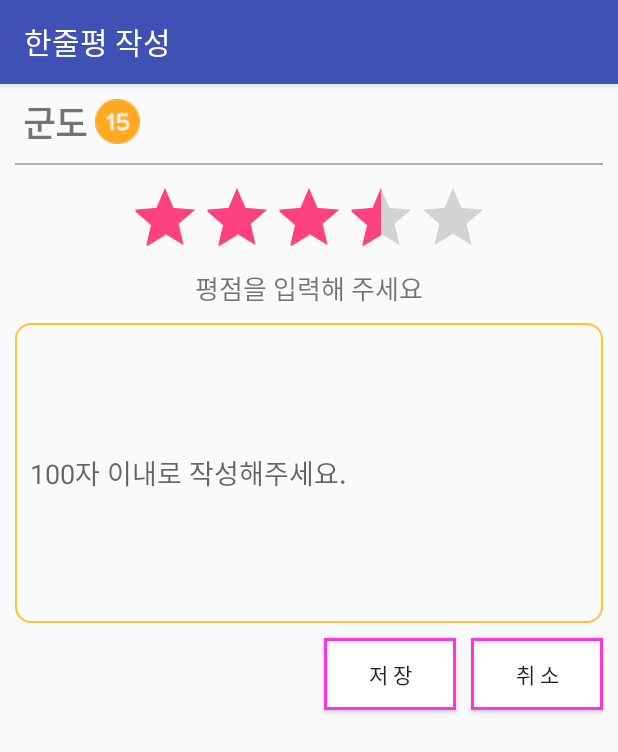
After one commit to Onedelay/MyMovie, an Android app: the WriteReviewActivity screen opened directly, with no data from a screen before it, on a phone screen of 412 x 824 dp. The commit adds this screen. Shown: the top 752 px of the screen. Run offline under Robolectric (Android 15) with nearby library versions, the phone set to English and light mode, and no system bars.

Commit message:
18.05.15 한줄평 작성 화면 구현

```diff
--- a/app/src/main/AndroidManifest.xml
+++ b/app/src/main/AndroidManifest.xml
@@ -16,6 +16,7 @@
                 <category android:name="android.intent.category.LAUNCHER" />
             </intent-filter>
         </activity>
+        <activity android:name=".WriteReviewActivity"></activity>
     </application>
 
 </manifest>
--- a/app/src/main/java/com/onedelay/mymovie/MainActivity.java
+++ b/app/src/main/java/com/onedelay/mymovie/MainActivity.java
@@ -1,5 +1,6 @@
 package com.onedelay.mymovie;
 
+import android.content.Intent;
 import android.graphics.Rect;
 import android.os.Parcelable;
 import android.support.constraint.ConstraintLayout;
@@ -118,7 +119,8 @@ public class MainActivity extends AppCompatActivity {
         findViewById(R.id.btn_write).setOnClickListener(new View.OnClickListener() {
             @Override
             public void onClick(View view) {
-                Toast.makeText(MainActivity.this, "작성하기 버튼 클릭", Toast.LENGTH_SHORT).show();
+                Intent intent = new Intent(MainActivity.this, WriteReviewActivity.class);
+                startActivityForResult(intent, 100);
             }
         });
 
--- a/app/src/main/java/com/onedelay/mymovie/ReviewAdapter.java
+++ b/app/src/main/java/com/onedelay/mymovie/ReviewAdapter.java
@@ -18,8 +18,8 @@ public class ReviewAdapter extends RecyclerView.Adapter<ReviewAdapter.ViewHolder
     ArrayList<ReviewItem> items = new ArrayList<>();
     OnItemClickListener listener;
 
-    public static interface OnItemClickListener{
-        public void onItemClick(RecyclerView.ViewHolder holder, View view, int position);
+    public interface OnItemClickListener{
+        void onItemClick(RecyclerView.ViewHolder holder, View view, int position);
     }
 
     public ReviewAdapter(Context context){
--- /dev/null
+++ b/app/src/main/java/com/onedelay/mymovie/WriteReviewActivity.java
@@ -0,0 +1,38 @@
+package com.onedelay.mymovie;
+
+import android.app.Activity;
+import android.content.Intent;
+import android.support.v7.app.ActionBar;
+import android.support.v7.app.AppCompatActivity;
+import android.os.Bundle;
+import android.view.View;
+import android.widget.Toast;
+
+public class WriteReviewActivity extends AppCompatActivity {
+
+    @Override
+    protected void onCreate(Bundle savedInstanceState) {
+        super.onCreate(savedInstanceState);
+        setContentView(R.layout.activity_write_review);
+
+        // 앱바 제목 텍스트 변경
+        ActionBar ab = getSupportActionBar();
+        ab.setTitle("한줄평 작성");
+
+        findViewById(R.id.btn_save).setOnClickListener(new View.OnClickListener() {
+            @Override
+            public void onClick(View view) {
+                Toast.makeText(WriteReviewActivity.this, "저장하기 버튼 클릭", Toast.LENGTH_SHORT).show();
+            }
+        });
+
+        findViewById(R.id.btn_cancel).setOnClickListener(new View.OnClickListener() {
+            @Override
+            public void onClick(View view) {
+                Intent returnIntent = new Intent();
+                setResult(Activity.RESULT_CANCELED, returnIntent);
+                finish();
+            }
+        });
+    }
+}
--- a/app/src/main/res/drawable/button_background.xml
+++ b/app/src/main/res/drawable/button_background.xml
@@ -2,6 +2,6 @@
 <shape android:shape="rectangle"
     xmlns:android="http://schemas.android.com/apk/res/android">
 
-    <stroke android:width="1dp"  android:color="#ff32eb"></stroke>
+    <stroke android:width="2dp"  android:color="#ff32eb"></stroke>
     <solid android:color="#ffffff"></solid>
 </shape>
--- /dev/null
+++ b/app/src/main/res/drawable/edit_text_border.xml
@@ -0,0 +1,9 @@
+<?xml version="1.0" encoding="utf-8"?>
+<shape xmlns:android="http://schemas.android.com/apk/res/android">
+    <stroke
+        android:color="#ffc233"
+        android:width="1dp"/>
+
+    <corners
+        android:radius="10dp"/>
+</shape>
--- /dev/null
+++ b/app/src/main/res/layout/activity_write_review.xml
@@ -0,0 +1,90 @@
+<?xml version="1.0" encoding="utf-8"?>
+<android.support.constraint.ConstraintLayout xmlns:android="http://schemas.android.com/apk/res/android"
+    xmlns:app="http://schemas.android.com/apk/res-auto"
+    xmlns:tools="http://schemas.android.com/tools"
+    android:layout_width="match_parent"
+    android:layout_height="match_parent"
+    android:padding="10dp"
+    tools:context=".WriteReviewActivity">
+
+    <TextView
+        android:id="@+id/movie_title"
+        android:layout_width="wrap_content"
+        android:layout_height="wrap_content"
+        android:layout_margin="5dp"
+        android:text="@string/movie_title"
+        android:textSize="23sp"
+        android:textStyle="bold"
+        app:layout_constraintBottom_toBottomOf="@+id/level"
+        app:layout_constraintStart_toStartOf="parent"
+        app:layout_constraintTop_toTopOf="parent" />
+
+    <ImageView
+        android:id="@+id/level"
+        android:layout_width="wrap_content"
+        android:layout_height="wrap_content"
+        android:layout_marginLeft="5dp"
+        android:src="@drawable/ic_15"
+        app:layout_constraintStart_toEndOf="@+id/movie_title" />
+
+    <View
+        android:layout_width="match_parent"
+        android:layout_height="1dp"
+        android:layout_marginTop="10dp"
+        android:background="#afafaf"
+        app:layout_constraintTop_toBottomOf="@+id/movie_title" />
+
+    <RatingBar
+        android:id="@+id/rating_bar"
+        android:layout_width="wrap_content"
+        android:layout_height="wrap_content"
+        android:layout_marginTop="25dp"
+        android:isIndicator="false"
+        android:numStars="5"
+        android:rating="3.5"
+        android:stepSize="0.5"
+        app:layout_constraintEnd_toEndOf="parent"
+        app:layout_constraintStart_toStartOf="parent"
+        app:layout_constraintTop_toBottomOf="@+id/level" />
+
+    <TextView
+        android:id="@+id/input_guide"
+        android:layout_width="wrap_content"
+        android:layout_height="wrap_content"
+        android:text="@string/plz_input"
+        android:textSize="17sp"
+        app:layout_constraintEnd_toEndOf="parent"
+        app:layout_constraintStart_toStartOf="parent"
+        app:layout_constraintTop_toBottomOf="@+id/rating_bar" />
+
+    <EditText
+        android:id="@+id/review_content"
+        android:layout_width="match_parent"
+        android:layout_height="200dp"
+        android:layout_marginTop="10dp"
+        android:background="@drawable/edit_text_border"
+        android:hint="@string/review_guide"
+        android:padding="10dp"
+        app:layout_constraintTop_toBottomOf="@+id/input_guide" />
+
+    <Button
+        android:id="@+id/btn_save"
+        android:layout_width="wrap_content"
+        android:layout_height="wrap_content"
+        android:layout_marginRight="10dp"
+        android:background="@drawable/button_background"
+        android:text="저 장"
+        app:layout_constraintEnd_toStartOf="@+id/btn_cancel"
+        app:layout_constraintTop_toTopOf="@+id/btn_cancel" />
+
+    <Button
+        android:id="@+id/btn_cancel"
+        android:layout_width="wrap_content"
+        android:layout_height="wrap_content"
+        android:layout_marginTop="10dp"
+        android:background="@drawable/button_background"
+        android:text="취 소"
+        app:layout_constraintEnd_toEndOf="parent"
+        app:layout_constraintTop_toBottomOf="@+id/review_content" />
+
+</android.support.constraint.ConstraintLayout>
--- a/app/src/main/res/values/strings.xml
+++ b/app/src/main/res/values/strings.xml
@@ -13,4 +13,7 @@
  뭉치면 백성, 흩어지면 도적!
  망할 세상을 뒤집기 위해, 백성이 주인인 새 세상을 향해 도치를 필두로 한 군도는 백성의 적,
  조윤과 한 판 승부를 시작하는데...</string>
+    <string name="movie_title">군도</string>
+    <string name="plz_input">평점을 입력해 주세요</string>
+    <string name="review_guide">100자 이내로 작성해주세요.</string>
 </resources>
```
Also changed, not shown: app/src/main/res/drawable/ic_back.png (added), app/src/main/res/drawable/ic_back_white.png (added).
